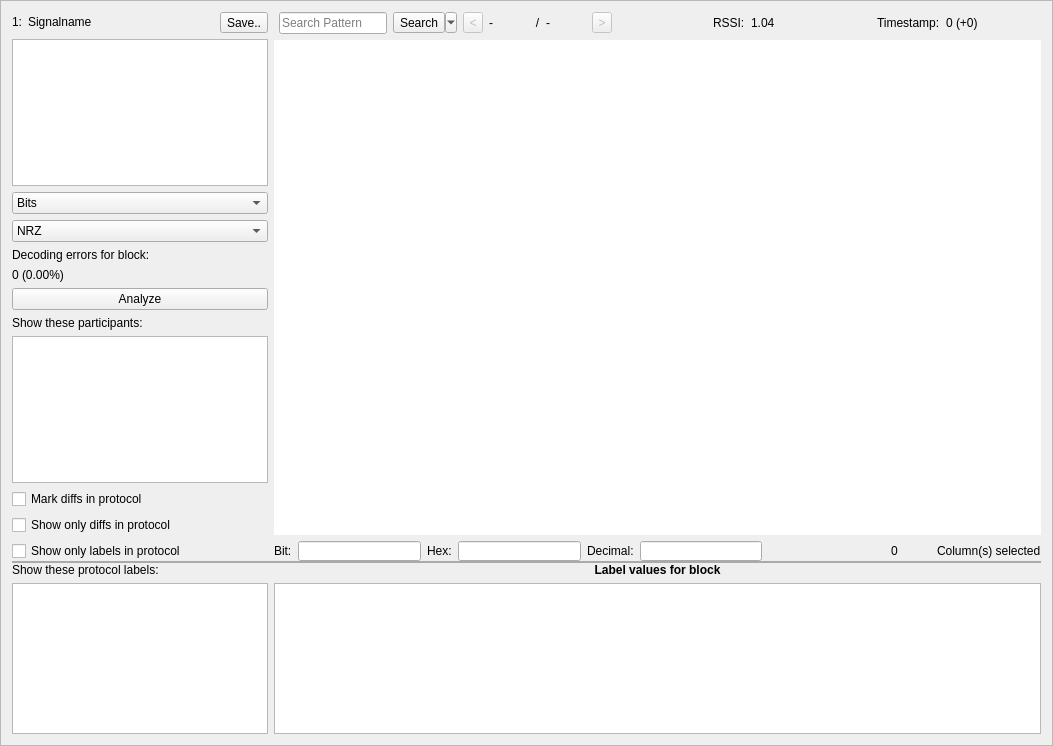
The window that ui/analysis_frame.ui (jopohl/urh) describes before a commit, drawn with Qt 5.
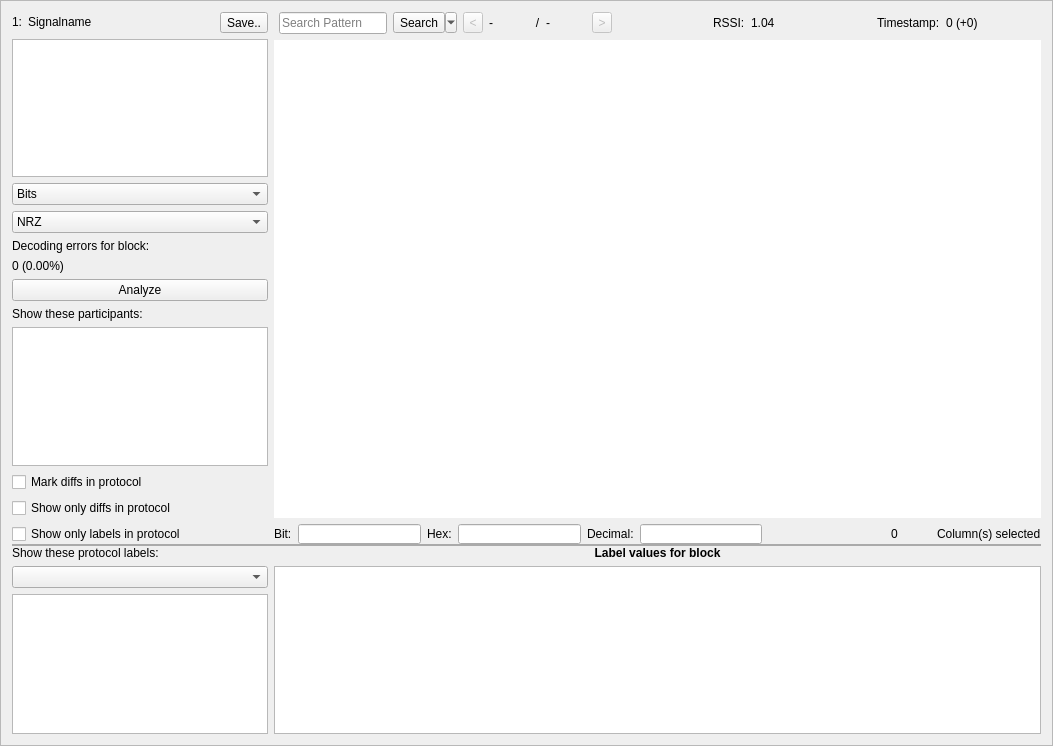
The same window after the commit. Icons and pictures are not drawn. Custom widgets are drawn as their Qt base class.

Patch:
```diff
--- a/ui/analysis_frame.ui
+++ b/ui/analysis_frame.ui
@@ -802,6 +802,9 @@
            </property>
           </widget>
          </item>
+         <item>
+          <widget class="QComboBox" name="cbLabelsets"/>
+         </item>
          <item>
           <widget class="ProtocolLabelListView" name="listViewLabelNames">
            <property name="sizePolicy">
```
